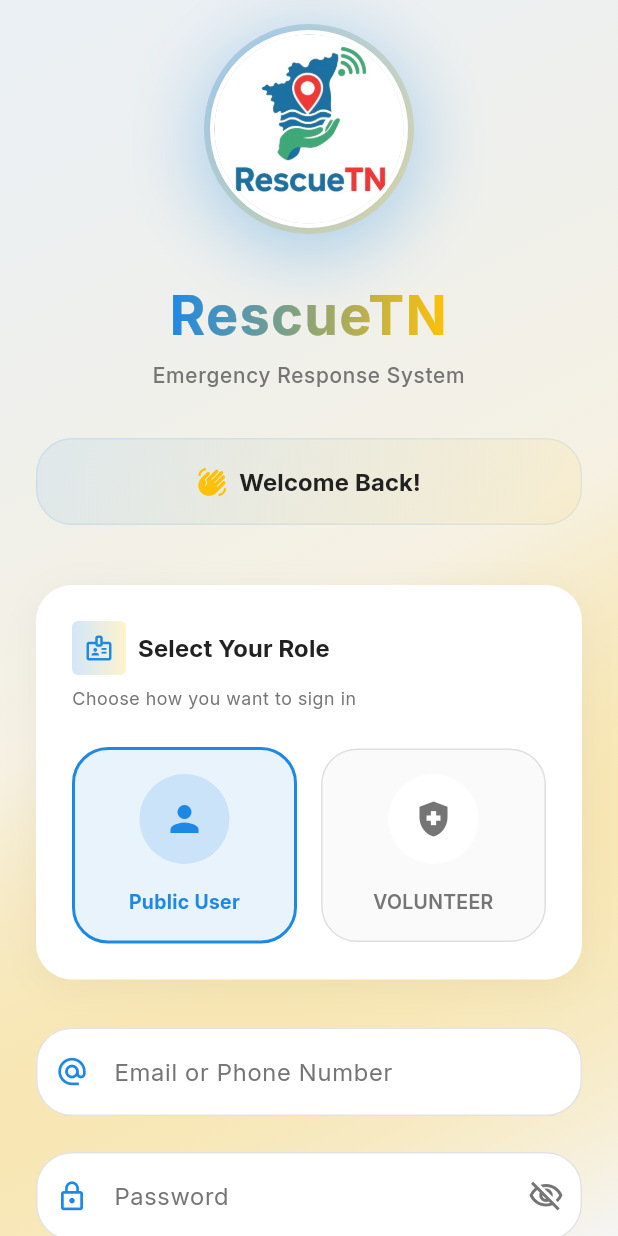
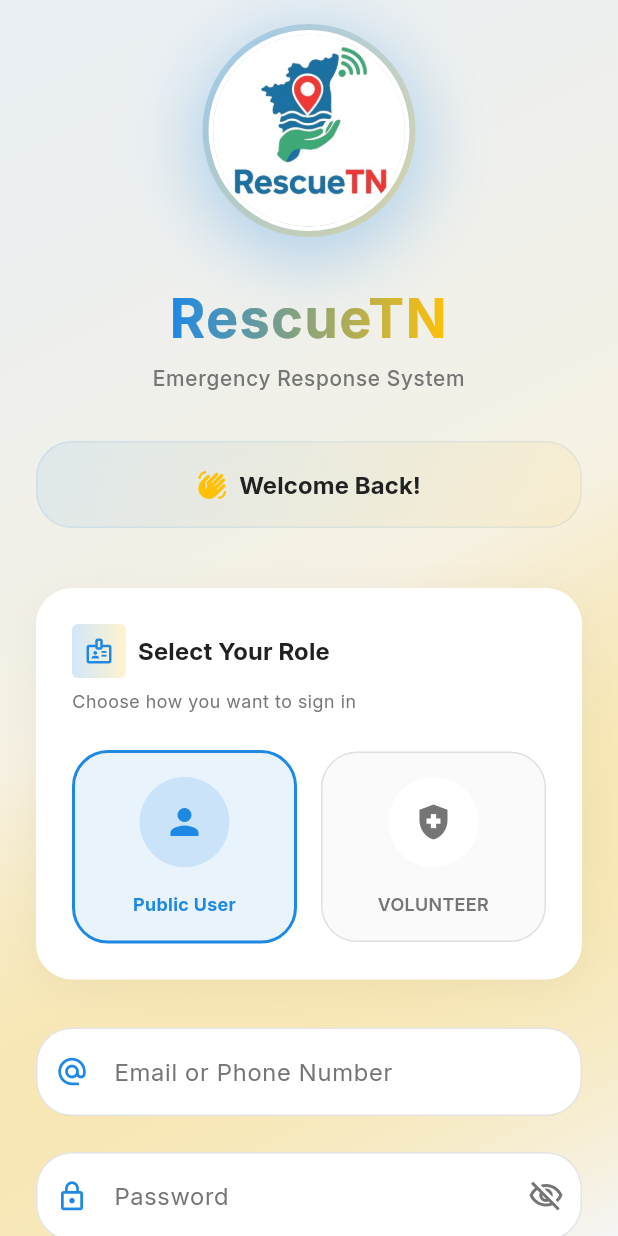
Before and after one commit to rescuetn/Rescue_TN-Mobile_App, a Flutter app: the screen it shows after launch, on a phone screen of 412 x 824 dp. Run offline on Flutter 3.47's test engine with Material 3 defaults, Android fonts, the phone set to English and light mode, and no system bars; our stand-ins replace cloud_firestore, connectivity_plus, equatable, firebase_auth, firebase_core, firebase_messaging and 11 more; missing offline and left inert: flutter_polyline_points, record; accounts and stored records are empty.

Commit message:
Resolved Size issues

```diff
--- a/lib/app/app.dart
+++ b/lib/app/app.dart
@@ -1,6 +1,7 @@
 // ignore_for_file: empty_catches
 import 'package:flutter/material.dart';
 import 'package:flutter_riverpod/flutter_riverpod.dart';
+import 'package:flutter_screenutil/flutter_screenutil.dart';
 import 'package:go_router/go_router.dart';
 import 'package:rescuetn/app/router.dart';
 import 'package:rescuetn/app/theme.dart';
@@ -193,6 +194,11 @@ class RescueTNApp extends ConsumerWidget {
       await prefs.setStringList('seen_task_ids', updatedList);
     });
 
+    return ScreenUtilInit(
+      designSize: const Size(375, 812), // iPhone X baseline
+      minTextAdapt: true,
+      splitScreenMode: true,
+      builder: (context, child) {
         return MaterialApp.router(
           title: 'RescueTN',
           debugShowCheckedModeBanner: false,
@@ -209,6 +215,8 @@ class RescueTNApp extends ConsumerWidget {
             Locale('en', ''),
             Locale('ta', ''),
           ],
+        );
+      },
     );
   }
 
--- a/lib/core/services/database_service.dart
+++ b/lib/core/services/database_service.dart
@@ -5,7 +5,6 @@ import 'package:flutter_riverpod/flutter_riverpod.dart';
 import 'package:rescuetn/models/alert_model.dart';
 import 'package:rescuetn/models/incident_model.dart';
 import 'package:rescuetn/models/person_status_model.dart';
-import 'package:rescuetn/models/preparedness_model.dart';
 import 'package:rescuetn/models/shelter_model.dart';
 import 'package:rescuetn/models/task_model.dart';
 import 'package:rescuetn/models/user_model.dart';
--- a/lib/features/1_auth/screens/login_screen.dart
+++ b/lib/features/1_auth/screens/login_screen.dart
@@ -1,5 +1,6 @@
 import 'package:flutter/material.dart';
 import 'package:flutter_riverpod/flutter_riverpod.dart';
+import 'package:flutter_screenutil/flutter_screenutil.dart';
 import 'package:go_router/go_router.dart';
 import 'package:firebase_auth/firebase_auth.dart';
 import 'package:rescuetn/app/constants.dart';
@@ -216,8 +217,8 @@ class _LoginScreenState extends ConsumerState<LoginScreen>
                         child: Hero(
                           tag: 'app_logo',
                           child: Container(
-                            height: 140,
-                            width: 140,
+                            height: 140.r,
+                            width: 140.r,
                             decoration: BoxDecoration(
                               shape: BoxShape.circle,
                               gradient: LinearGradient(
@@ -231,28 +232,28 @@ class _LoginScreenState extends ConsumerState<LoginScreen>
                               boxShadow: [
                                 BoxShadow(
                                   color: AppColors.primary.withValues(alpha: 0.3),
-                                  blurRadius: 40,
-                                  spreadRadius: 5,
-                                  offset: const Offset(0, 10),
+                                  blurRadius: 40.r,
+                                  spreadRadius: 5.r,
+                                  offset: Offset(0, 10.h),
                                 ),
                               ],
                             ),
                             child: Padding(
-                              padding: const EdgeInsets.all(4),
+                              padding: EdgeInsets.all(4.r),
                               child: Container(
                                 decoration: BoxDecoration(
                                   shape: BoxShape.circle,
                                   border: Border.all(
                                     color: AppColors.surface,
-                                    width: 3,
+                                    width: 3.r,
                                   ),
                                 ),
                                 child: ClipRRect(
-                                  borderRadius: BorderRadius.circular(70),
+                                  borderRadius: BorderRadius.circular(70.r),
                                   child: Image.asset(
                                     'assets/images/rescuetn.jpg',
-                                    height: 140,
-                                    width: 140,
+                                    height: 140.r,
+                                    width: 140.r,
                                     fit: BoxFit.cover,
                                   ),
                                 ),
@@ -323,12 +324,16 @@ class _LoginScreenState extends ConsumerState<LoginScreen>
                               size: 20,
                             ),
                             const SizedBox(width: AppPadding.small),
-                            Text(
+                            Flexible(
+                              child: Text(
                                 "auth.welcomeBack".tr(context),
                                 textAlign: TextAlign.center,
                                 style: textTheme.titleMedium?.copyWith(
                                   color: AppColors.textPrimary,
                                   fontWeight: FontWeight.bold,
+                                ),
+                                maxLines: 1,
+                                overflow: TextOverflow.ellipsis,
                               ),
                             ),
                           ],
@@ -378,11 +383,15 @@ class _LoginScreenState extends ConsumerState<LoginScreen>
                                   ),
                                 ),
                                 const SizedBox(width: AppPadding.small),
-                                Text(
+                                Flexible(
+                                  child: Text(
                                     "auth.selectRole".tr(context),
                                     style: textTheme.titleMedium?.copyWith(
                                       fontWeight: FontWeight.bold,
                                       color: AppColors.textPrimary,
+                                    ),
+                                    maxLines: 1,
+                                    overflow: TextOverflow.ellipsis,
                                   ),
                                 ),
                               ],
@@ -393,6 +402,8 @@ class _LoginScreenState extends ConsumerState<LoginScreen>
                               style: textTheme.bodySmall?.copyWith(
                                 color: AppColors.textSecondary,
                               ),
+                              maxLines: 2,
+                              overflow: TextOverflow.ellipsis,
                             ),
                             const SizedBox(
                                 height: AppPadding.medium + AppPadding.small),
@@ -537,10 +548,14 @@ class _LoginScreenState extends ConsumerState<LoginScreen>
                         child: Row(
                           mainAxisAlignment: MainAxisAlignment.center,
                           children: [
-                            Text(
+                            Flexible(
+                              child: Text(
                                 "auth.noAccount".tr(context),
                                 style: textTheme.bodyMedium?.copyWith(
                                   color: AppColors.textSecondary,
+                                ),
+                                maxLines: 1,
+                                overflow: TextOverflow.ellipsis,
                               ),
                             ),
                             TextButton(
@@ -617,10 +632,12 @@ class _LoginScreenState extends ConsumerState<LoginScreen>
               title,
               textAlign: TextAlign.center,
               style: TextStyle(
-                fontSize: 13,
+                fontSize: 12,
                 fontWeight: isSelected ? FontWeight.bold : FontWeight.w600,
                 color: isSelected ? color : AppColors.textSecondary,
               ),
+              maxLines: 2,
+              overflow: TextOverflow.ellipsis,
             ),
           ],
         ),
--- a/lib/features/1_auth/screens/profile_screen.dart
+++ b/lib/features/1_auth/screens/profile_screen.dart
@@ -463,7 +463,7 @@ class _ProfileScreenState extends ConsumerState<ProfileScreen>
                             icon: const Icon(Icons.logout, size: 22),
                             label: Text(
                               "profile.logout".tr(context),
-                              style: TextStyle(
+                              style: const TextStyle(
                                 fontSize: 16,
                                 fontWeight: FontWeight.bold,
                                 letterSpacing: 0.5,
@@ -688,7 +688,7 @@ class _ProfileScreenState extends ConsumerState<ProfileScreen>
         ),
         content: Text(
           "profile.logoutConfirmMessage".tr(context),
-          style: TextStyle(fontSize: 15),
+          style: const TextStyle(fontSize: 15),
         ),
         actions: [
           TextButton(
--- a/lib/features/5_task_management/screens/task_completion_screen.dart
+++ b/lib/features/5_task_management/screens/task_completion_screen.dart
@@ -641,7 +641,7 @@ class _TaskCompletionScreenState extends ConsumerState<TaskCompletionScreen> {
                     crossAxisAlignment: CrossAxisAlignment.start,
                     children: [
                       Text('Audio Recorded', style: TextStyle(fontWeight: FontWeight.bold, color: Colors.green.shade700)),
-                      Text(_formatDuration(_recordingDuration), style: TextStyle(color: AppColors.textSecondary, fontSize: 12)),
+                      Text(_formatDuration(_recordingDuration), style: const TextStyle(color: AppColors.textSecondary, fontSize: 12)),
                     ],
                   ),
                 ),
--- a/pubspec.yaml
+++ b/pubspec.yaml
@@ -42,6 +42,7 @@ dependencies:
   flutter_local_notifications: ^19.0.0
   http: ^1.2.0
   flutter_polyline_points: ^2.1.0
+  flutter_screenutil: ^5.9.3
 
   path: any
 dev_dependencies:
```
Also changed, not shown: lib/app/constants.dart (+71 -0 lines), lib/core/utils/responsive_size.dart (added, +151 -0 lines), lib/features/2_dashboard/screens/public_dashboard_screen.dart (+16 -11 lines), lib/features/2_dashboard/screens/volunteer_dashboard_screen.dart (+50 -39 lines), lib/features/4_shelter_locator/widgets/shelter_details_bottom_sheet.dart (+0 -21 lines), pubspec.lock. Lines whose indentation alone changed are shown as unchanged.
